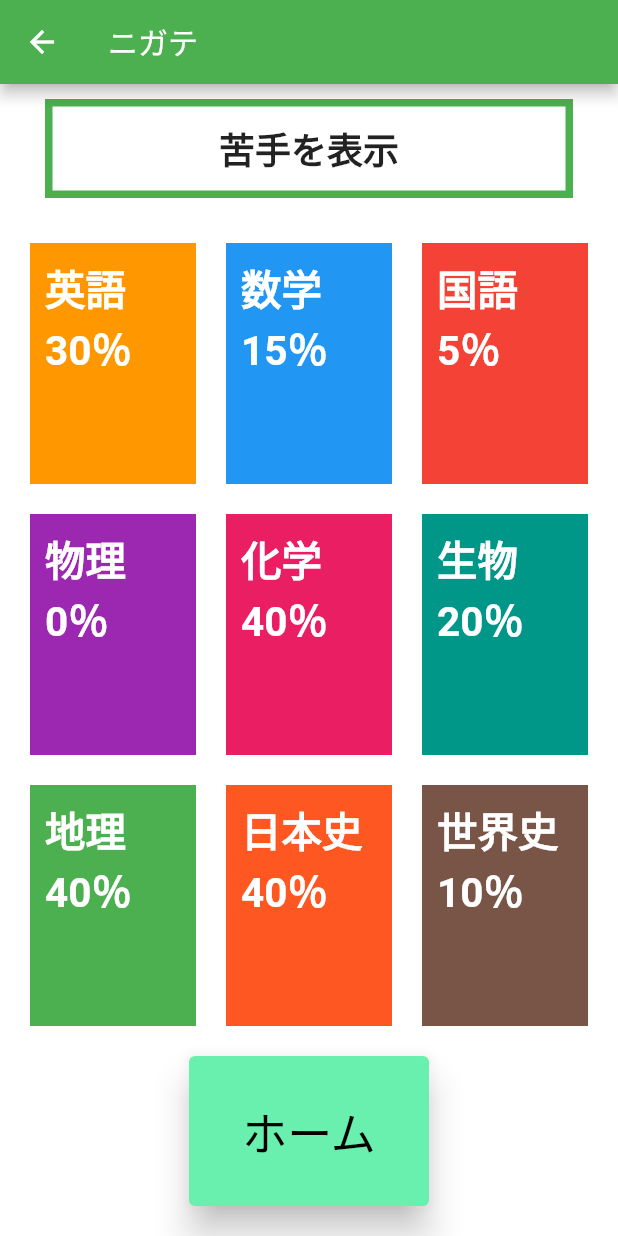
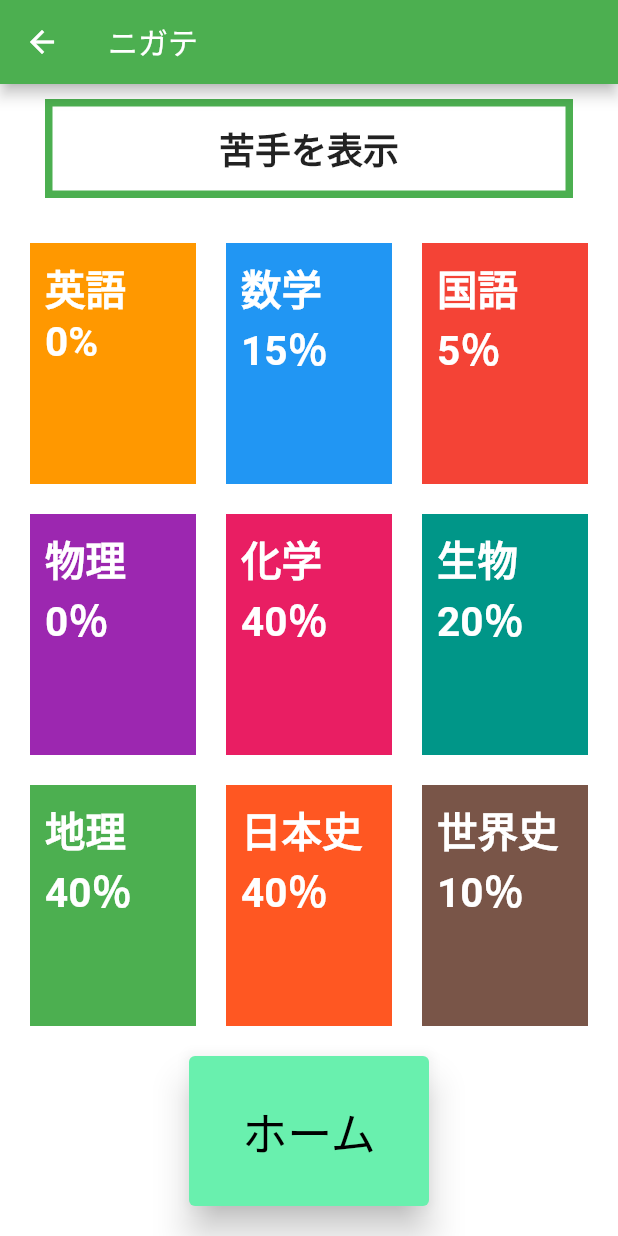
Before and after one commit to tomoohba/benesse, a Flutter app: the NotGoodAtPage screen opened by its route, on a phone screen of 412 x 824 dp. Run offline on Flutter 3.47's test engine with Material 2 defaults, Android fonts, the light colour scheme and no system bars; missing offline and left inert: dart:ffi.

Commit message:
苦手度反映

```diff
--- a/lib/englishdatabase.dart
+++ b/lib/englishdatabase.dart
@@ -30,4 +30,10 @@ class EnglishDataBase {
     "形容詞が苦手です"
   ];
 
+  List<int> notGoodAtScore = [0, 0, 0];
+
+  void setScore(int i, int diff){
+    notGoodAtScore[i] = diff;
+  }
+
 }
--- a/lib/notgoodat.dart
+++ b/lib/notgoodat.dart
@@ -1,5 +1,5 @@
 import 'package:flutter/material.dart';
-
+import 'main.dart';
 
 
 class NotGoodAtPage extends StatefulWidget {
@@ -15,6 +15,12 @@ class _NotGoodAtPageState extends State<NotGoodAtPage> {
 
   @override
   Widget build(BuildContext context) {
+    int sum = 0;
+    List<int> nl = MyApp.eng.notGoodAtScore;
+    for(int i = 0; i < 3; i++){
+      sum += nl[i];
+    }
+    sum = (sum/3).toInt();
 
      return Scaffold(
       appBar: AppBar(
@@ -51,8 +57,8 @@ class _NotGoodAtPageState extends State<NotGoodAtPage> {
                     child: Container(
                       color: Colors.orange[500],
                       padding: const EdgeInsets.all(10),
-                      child: const Text(
-                        '英語 30％',
+                      child: Text(
+                        '英語 '+ '$sum' + "%",
                         style: TextStyle(
                           fontSize: 27,
                           color: Colors.white,
--- a/lib/result.dart
+++ b/lib/result.dart
@@ -23,6 +23,7 @@ class _ResultPageState extends State<ResultPage> {
       difficulty = difflist[i] / diffsum[i] * 100;
       diff[i] = difficulty.toInt();
       unit[i] = MyApp.eng.unitname[i];
+      MyApp.eng.setScore(i, diff[i]);
     }
     MyApp.qmain.init();
 
```
